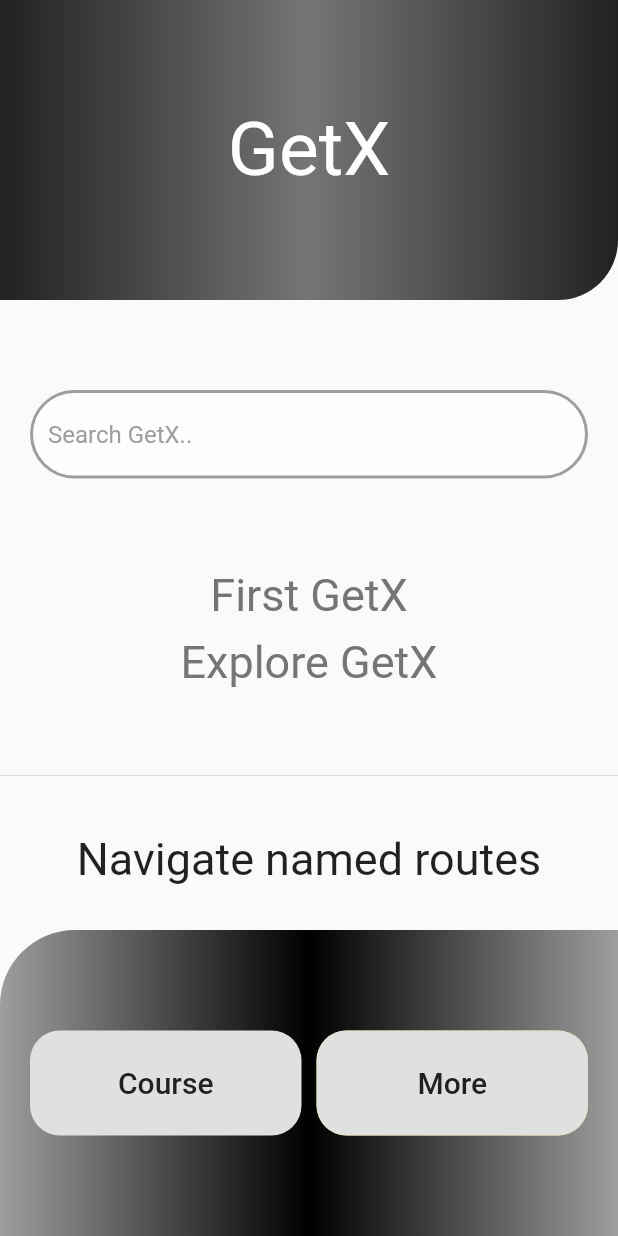
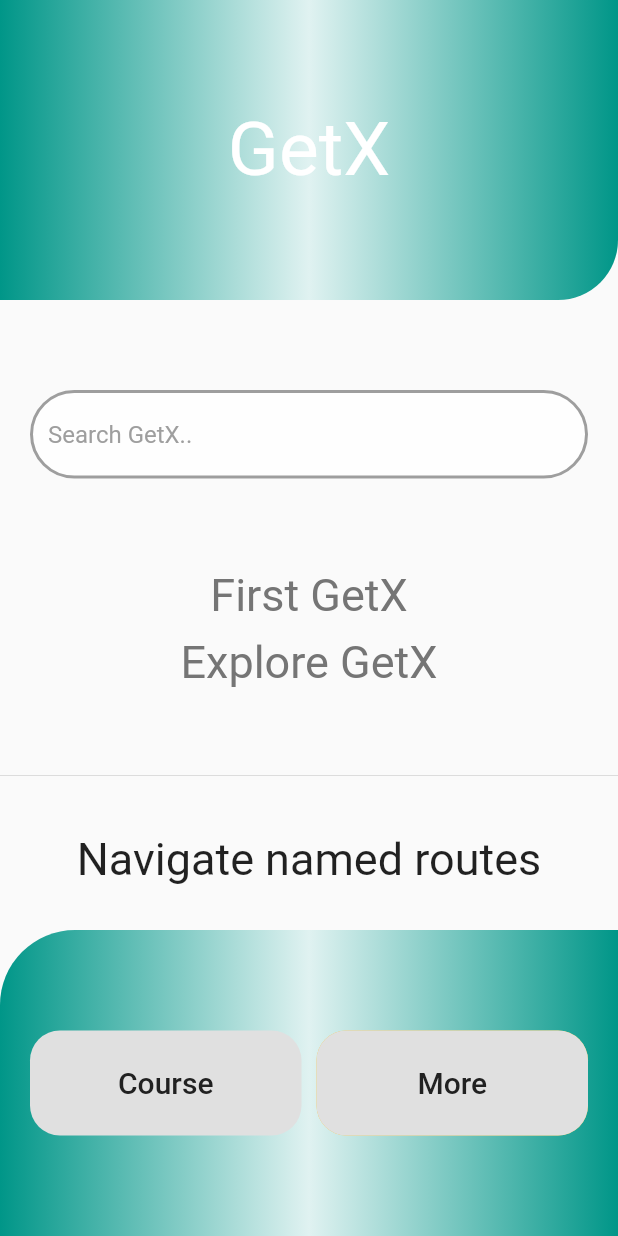
Before and after one commit to Metyme1/FlutterGetx, a Flutter app: the screen it shows after launch, on a phone screen of 412 x 824 dp. Run offline on Flutter 3.47's test engine with Material 2 defaults, Android fonts, the phone set to English and light mode, and no system bars; our stand-ins replace get.

Commit message:
passing argument

```diff
--- a/lib/Screens/HomePage.dart
+++ b/lib/Screens/HomePage.dart
@@ -1,8 +1,11 @@
+
+import 'dart:math';
 
 import 'package:flutter/gestures.dart';
 import 'package:flutter/material.dart';
 import 'package:get/get.dart';
 import 'package:get/get_core/src/get_main.dart';
+import 'package:getx/Screens/PageTwo.dart';
 
 import 'PageOne.dart';
 
@@ -21,7 +24,7 @@ class HomePage extends StatelessWidget {
                       bottomRight: Radius.circular(40),
                     ),
                     gradient: LinearGradient(
-                      colors: [Colors.grey.shade900, Colors.grey.shade600, Colors.grey.shade900],
+                      colors: [Colors.teal, Colors.teal.shade50, Colors.teal.shade500],
                     )
                 ),
 
@@ -75,7 +78,13 @@ class HomePage extends StatelessWidget {
                   text:TextSpan(
                       text: 'Explore GetX',
                       recognizer: TapGestureRecognizer()
-                        ..onTap = ()=> null,
+                        ..onTap = ()=> Get.to(
+                                ()=>PageTwo(),
+                                arguments: {
+                                  'price':Random().nextInt(1000).toString(),
+                                  'Text':'hello',
+                                }
+                        ),
                       style: TextStyle(
                           color: Colors.grey.shade600,
                           fontSize: 30
@@ -99,7 +108,7 @@ class HomePage extends StatelessWidget {
                     topLeft: Radius.circular(50),
                   ),
                   gradient:LinearGradient(
-                      colors:[Colors.grey, Colors.black, Colors.grey]
+                    colors: [Colors.teal, Colors.teal.shade50, Colors.teal.shade500],
                   ),
                 ),
                 child: Container(
--- a/lib/Screens/PageOne.dart
+++ b/lib/Screens/PageOne.dart
@@ -2,6 +2,7 @@
 import 'package:flutter/material.dart';
 import 'package:get/get.dart';
 import 'package:get/get_core/src/get_main.dart';
+import 'package:getx/Screens/HomePage.dart';
 
 class PageOne extends StatelessWidget {
   @override
@@ -22,7 +23,7 @@ class PageOne extends StatelessWidget {
               shape: RoundedRectangleBorder(
                 borderRadius: BorderRadius.circular(20.0),
               ),),
-            onPressed: () => Get.back(),
+            onPressed: () => Get.off(()=>HomePage()),
             child: Text(
               "Home",
               style: TextStyle(
--- a/lib/Screens/PageTwo.dart
+++ b/lib/Screens/PageTwo.dart
@@ -1,5 +1,7 @@
 
 import 'package:flutter/material.dart';
+import 'package:get/get.dart';
+import 'package:get/get_core/src/get_main.dart';
 
 class PageTwo extends StatelessWidget {
   @override
@@ -18,7 +20,11 @@ class PageTwo extends StatelessWidget {
         child: Column(
           mainAxisAlignment: MainAxisAlignment.center,
           children: [
-
+              Text(
+                Get.arguments['price']??'Exploration Page'
+              ),
+            Text(Get.arguments['Text']??'none'
+            )
           ],
 
         ),
--- a/lib/main.dart
+++ b/lib/main.dart
@@ -1,5 +1,6 @@
 import 'package:flutter/material.dart';
 import 'package:get/get.dart';
+import 'package:getx/Screens/PageThree.dart';
 import 'Screens/HomePage.dart';
 
 void main() {
@@ -14,6 +15,9 @@ class MyApp extends StatelessWidget {
       title: 'Getx',
       theme: ThemeData(primarySwatch: Colors.deepOrange),
       home: HomePage(),
+      getPages: [
+        GetPage(name:'/course-page',page:()=>PageThree())
+      ],
     );
   }
 }
```
